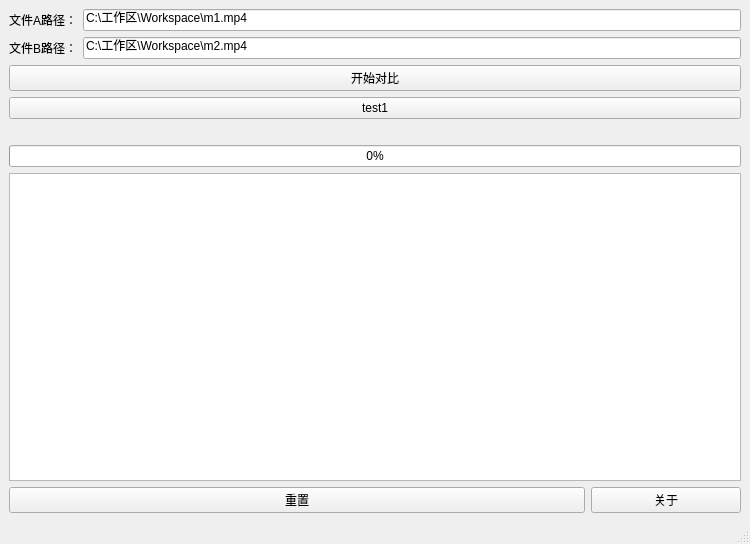
The window that mainwindow.ui (laisc7301/RuihuoFileComparison) describes before a commit, drawn with Qt 5.
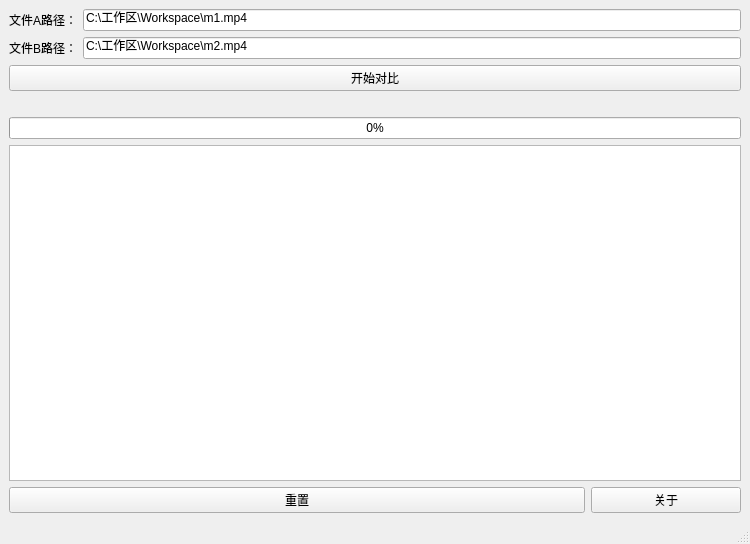
The same window after the commit. Custom widgets are drawn as their Qt base class.

```diff
--- a/mainwindow.ui
+++ b/mainwindow.ui
@@ -67,17 +67,6 @@
         </item>
        </layout>
       </item>
-      <item>
-       <layout class="QHBoxLayout" name="horizontalLayout_6">
-        <item>
-         <widget class="QPushButton" name="pushButton">
-          <property name="text">
-           <string>test1</string>
-          </property>
-         </widget>
-        </item>
-       </layout>
-      </item>
       <item>
        <layout class="QHBoxLayout" name="horizontalLayout_4">
         <item>
```
